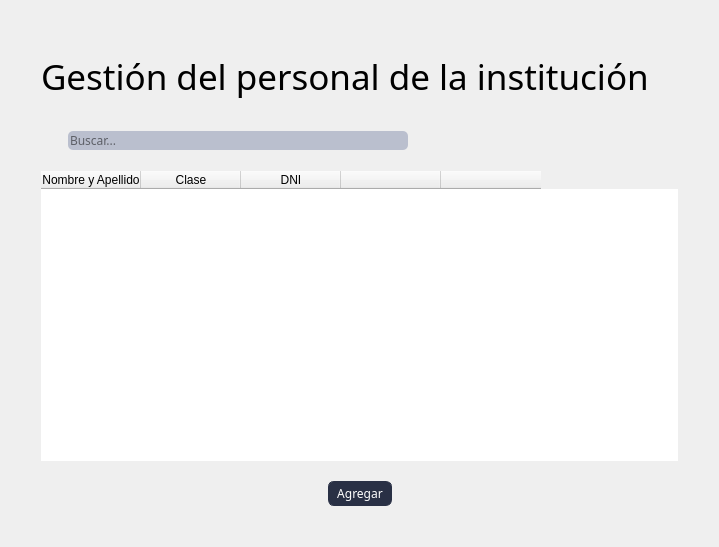
Qt form blustock/ui/screens_uis/otro_personal.ui (MaxAPBusiness/Blustock) before a commit.
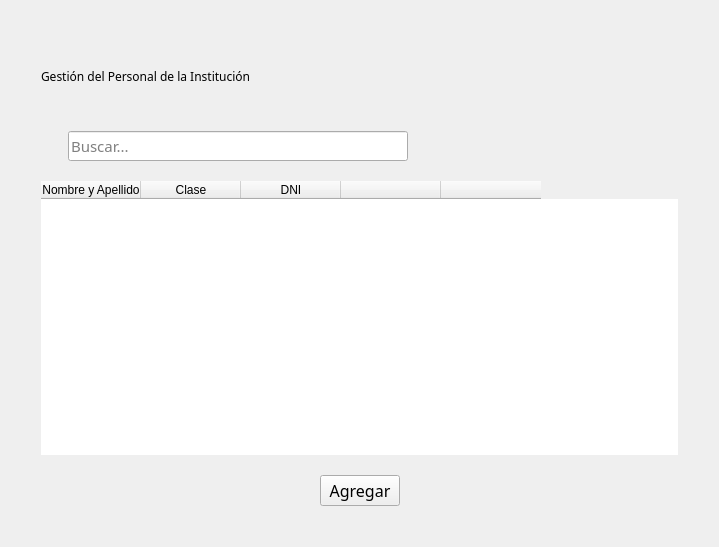
The same form after that commit. Icons and pictures are not drawn.

```diff
--- a/blustock/ui/screens_uis/otro_personal.ui
+++ b/blustock/ui/screens_uis/otro_personal.ui
@@ -14,134 +14,7 @@
    <string>Form</string>
   </property>
   <property name="styleSheet">
-   <string notr="true">*{
-    font-family: 'Oswald', sans-serif;
-    font-weight: 400;
-}
-
-QMenuBar{
-    background-color: #293045;
-    padding: 0;    
-    font-size: 14px;
-    color:white;
-}
-
-QMenuBar:item{
-    padding: 17px;
-    border-radius: 10px;
-
-}
-
-QMenuBar:item:selected{
-    background-color: #768AC5;
-    color:black;
-    border-radius: 5px;
-    margin: 10px;
-    
-    
-
-}
-
-QMenu{
-    background-color: #293045;
-
-    color: white;
-}
-
-QMenu:item{
-    padding: 5px;
-    border-radius: 5px;
-}
-
-QMenu:item:selected{
-    background-color: #768AC5;
-    color:white;
-
-}
-Qmenu#icon{
-   icon:size 40px; 
-    
-}
-
-
-QRadioButton:indicator{
-    border-style: solid;
-    border-color:  #293045;
-    border-radius: 6%;
-    border-width:  2px;
-    background-color: #BABFCE;
-}
-QRadioButton::indicator:checked{
-    background-color: #768AC5;
-}
-
-#label{
-    font-size: 35px;
-}
-
-#usuariosLabel{
-    font-size: 14px;
-}
-
-#contraseALabel{
-    font-size: 14px;
-}
-
-#usuariosLineEdit{
-    width: 170px;
-    height: 20px;
-    border-radius: 10px;
-}
-
-#passwordLineEdit{
-    width: 170px;
-    height: 20px;
-    border-radius: 10px;
-}
-
-#labelprofesores{
-    font-size: 26px;
-}
-
-QLineEdit{
-    border-radius: 5px;
-    background-color: #BABFCE;
-    
-}
-
-#title{
-    width: 100px;
-    height: 200px;
-}
-
-
-
-QPushButton{
-    border-color:#293045;
-    border-style: solid;
-    border-width: 1px;
-    border-radius: 6px;
-    background-color: #293045;
-    color:#ffffff;
-    padding: 3px 8px;
-
-}
-QPushButton:hover{
-    background-color:#768AC5;
-    color:#293045;
-}
-QPushButton:pressed {
-    background-color: #293045;
-
-}
-
-#pushButton_5{
-    padding: 10px;
-    background-color: #768AC5;
-    border-radius: 15%;
-}
-
-</string>
+   <string notr="true"/>
   </property>
   <layout class="QHBoxLayout" name="horizontalLayout_3">
    <item>
@@ -178,13 +51,12 @@
        <property name="font">
         <font>
          <family>Oswald,sans-serif</family>
-         <pointsize>-1</pointsize>
          <weight>50</weight>
          <bold>false</bold>
         </font>
        </property>
        <property name="text">
-        <string>Gestión del personal de la institución</string>
+        <string>Gestión del Personal de la Institución</string>
        </property>
       </widget>
      </item>
@@ -223,6 +95,7 @@
          <property name="font">
           <font>
            <family>Oswald,sans-serif</family>
+           <pointsize>11</pointsize>
            <weight>50</weight>
            <bold>false</bold>
           </font>
@@ -335,6 +208,7 @@
          <property name="font">
           <font>
            <family>Oswald,sans-serif</family>
+           <pointsize>12</pointsize>
            <weight>50</weight>
            <bold>false</bold>
           </font>
```
